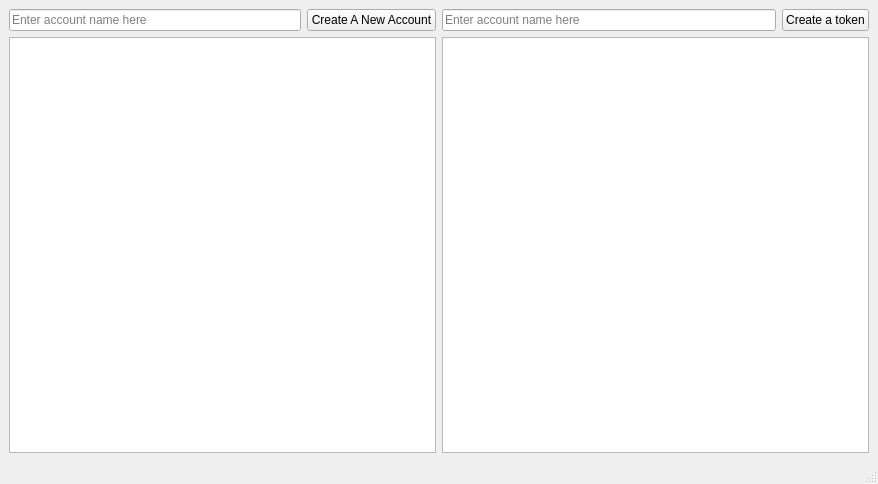
The window that MainWindow.ui (LiquidityProtocol/AMM-Simulator) describes before a commit, drawn with Qt 5.
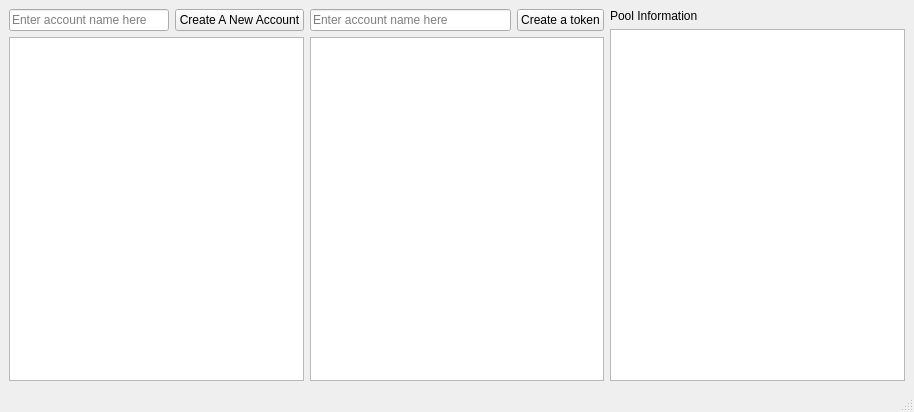
The same window after the commit.

Commit message: Metrics-table implemented in order to view information about pools

```diff
--- a/MainWindow.ui
+++ b/MainWindow.ui
@@ -6,8 +6,8 @@
    <rect>
     <x>0</x>
     <y>0</y>
-    <width>878</width>
-    <height>484</height>
+    <width>914</width>
+    <height>412</height>
    </rect>
   </property>
   <property name="windowTitle">
@@ -79,6 +79,23 @@
       </item>
      </layout>
     </item>
+    <item>
+     <layout class="QVBoxLayout" name="verticalLayout_3">
+      <property name="leftMargin">
+       <number>0</number>
+      </property>
+      <item>
+       <widget class="QLabel" name="label">
+        <property name="text">
+         <string>Pool Information</string>
+        </property>
+       </widget>
+      </item>
+      <item>
+       <widget class="QListWidget" name="listWidget_3"/>
+      </item>
+     </layout>
+    </item>
    </layout>
   </widget>
   <widget class="QStatusBar" name="statusbar"/>
```
Left out of the diff: 2 changed lines with no effect on the pictures. The commit also changes 11 other files.
